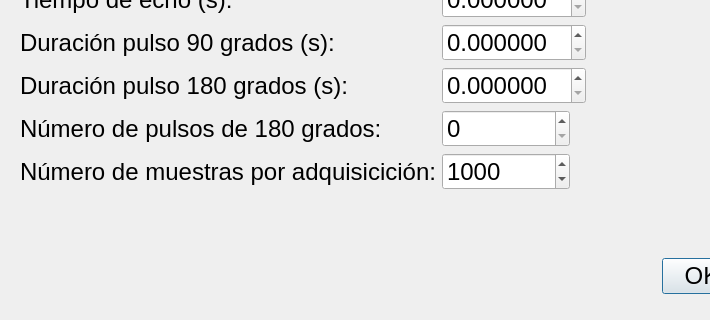
Qt form experimentdialog.ui (dismer-ronda/mri) before a commit; both pictures show x 0 to 710 and y 124 to 444 of the 852 by 444 pixel window.
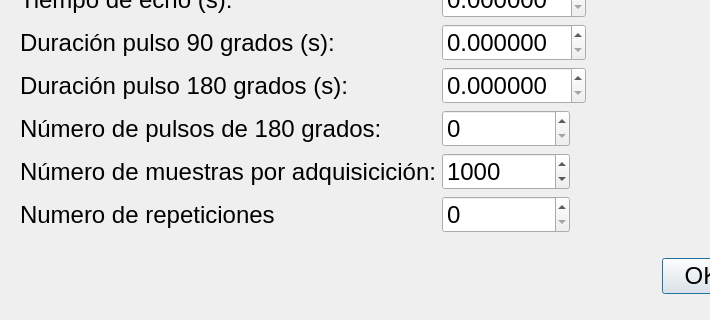
The same form after that commit.

Commit message: - numero de repeticiones parametrizadas - terminar el llegar al numero de repeticiones

Patch:
```diff
--- a/experimentdialog.ui
+++ b/experimentdialog.ui
@@ -251,6 +251,29 @@
       </property>
      </widget>
     </item>
+    <item row="7" column="0">
+     <widget class="QLabel" name="label_8">
+      <property name="text">
+       <string>Numero de repeticiones</string>
+      </property>
+     </widget>
+    </item>
+    <item row="7" column="1">
+     <widget class="QSpinBox" name="editNRepetitions">
+      <property name="sizePolicy">
+       <sizepolicy hsizetype="Fixed" vsizetype="Fixed">
+        <horstretch>0</horstretch>
+        <verstretch>0</verstretch>
+       </sizepolicy>
+      </property>
+      <property name="minimumSize">
+       <size>
+        <width>128</width>
+        <height>0</height>
+       </size>
+      </property>
+     </widget>
+    </item>
    </layout>
   </widget>
  </widget>
```
The commit also changes 6 other files.
